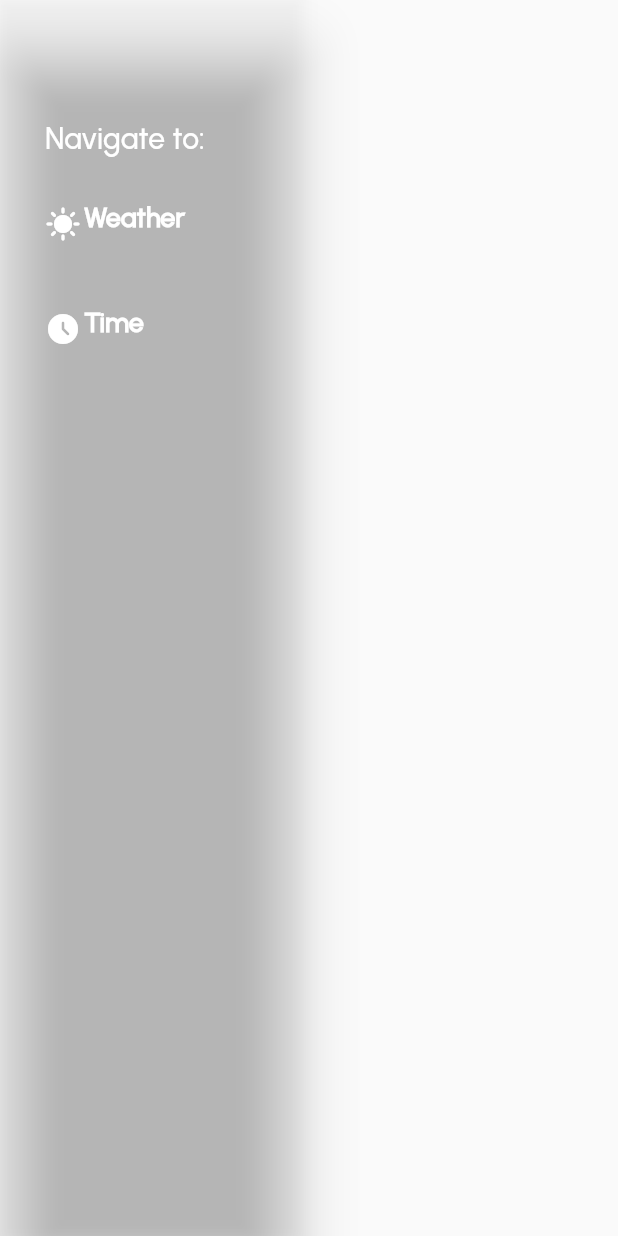
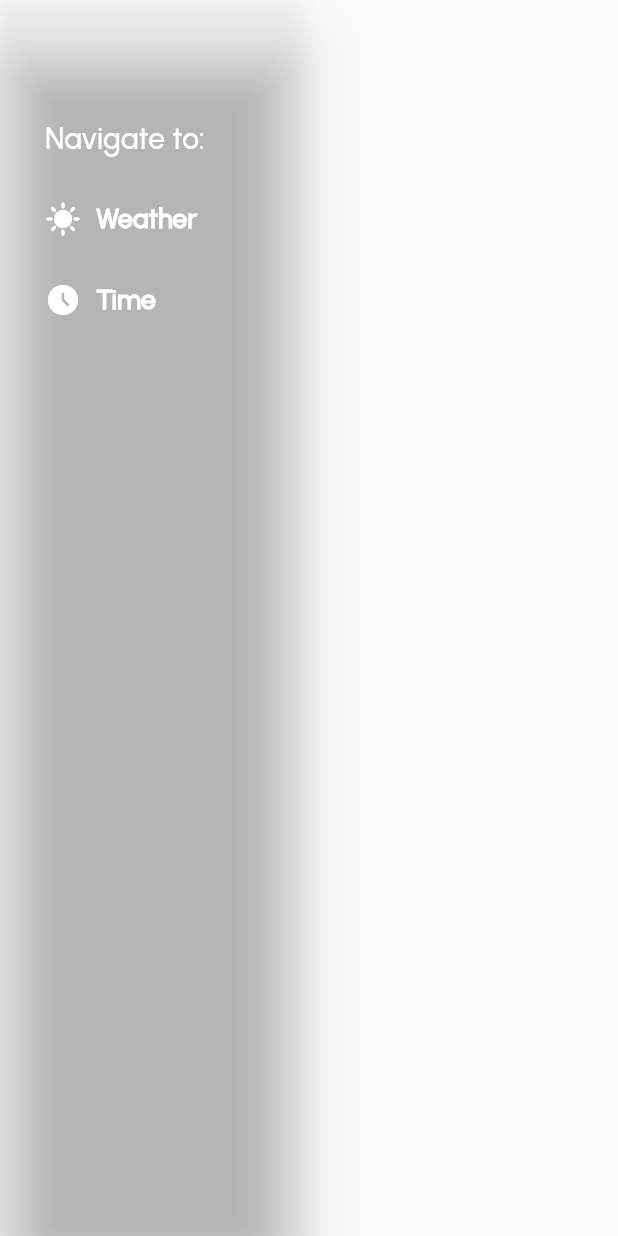
Before and after one commit to iDev-20/sky_cast, a Flutter app: the SideDrawer widget shown alone on an empty page, opened directly, on a phone screen of 412 x 824 dp. Run offline on Flutter 3.47's test engine with Material 3 defaults, Android fonts, the phone set to English and light mode, and no system bars; our stand-ins replace flutter_spinkit, flutter_svg, geolocator, iconsax, modal_progress_hud_nsn; network calls fail.

```diff
--- a/lib/resources/drawer_menu_items.dart
+++ b/lib/resources/drawer_menu_items.dart
@@ -3,46 +3,37 @@ import 'package:flutter_svg/svg.dart';
 import 'package:sky_cast/utilis/navigation.dart';
 
 class DrawerMenuItem extends StatelessWidget {
-  const DrawerMenuItem(
-      {super.key,
+  const DrawerMenuItem({
+    super.key,
     required this.title,
     required this.icon,
     required this.onTap,
     required this.isSelected,
     this.visible = true,
-      this.enableTap = true});
+  });
 
   final String title;
   final IconData icon;
   final VoidCallback onTap;
   final bool isSelected;
   final bool visible;
-  final bool enableTap;
 
   @override
   Widget build(BuildContext context) {
     return Visibility(
       visible: visible,
-      child: Padding(
-        padding: const EdgeInsets.only(bottom: 8.0),
-        child: GestureDetector(
-          onTap: enableTap
-              ? () {
+      child: InkWell(
+        onTap: () {
           Navigation.back(context: context);
           if (!isSelected) {
             onTap.call();
           }
-                }
-              : null,
-          child: Padding(
-            padding: const EdgeInsets.only(bottom: 40.0),
+        },
+        child: Container(
+          padding: const EdgeInsets.only(left: 30, top: 15, bottom: 15),
           child: Row(
             children: [
-                SizedBox(
-                  height: 16,
-                  width: 16,
-                  child: Icon(icon, color: Colors.white),
-                ),
+              Icon(icon, color: Colors.white),
               const SizedBox(width: 10),
               Text(
                 title,
@@ -53,7 +44,6 @@ class DrawerMenuItem extends StatelessWidget {
                     fontWeight: FontWeight.w700),
               ),
             ],
-            ),
           ),
         ),
       ),
--- a/lib/resources/side_drawer.dart
+++ b/lib/resources/side_drawer.dart
@@ -20,11 +20,13 @@ class _SideDrawerState extends State<SideDrawer> {
       width: 200,
       backgroundColor: Colors.transparent,
       child: Padding(
-        padding: const EdgeInsets.symmetric(horizontal: 30, vertical: 80),
+        padding: const EdgeInsets.symmetric(vertical: 80),
         child: Column(
           crossAxisAlignment: CrossAxisAlignment.start,
           children: [
-            const Text(
+            const Padding(
+              padding: EdgeInsets.only(left: 30, bottom: 15),
+              child: Text(
                 'Navigate to:',
                 style: TextStyle(
                     color: Colors.white,
@@ -32,7 +34,7 @@ class _SideDrawerState extends State<SideDrawer> {
                     fontSize: 20.0,
                     fontWeight: FontWeight.w500),
               ),
-            const SizedBox(height: 30),
+            ),
             DrawerMenuItem(
                 title: 'Weather',
                 icon: Icons.sunny,
```
Lines whose indentation alone changed are shown as unchanged.
